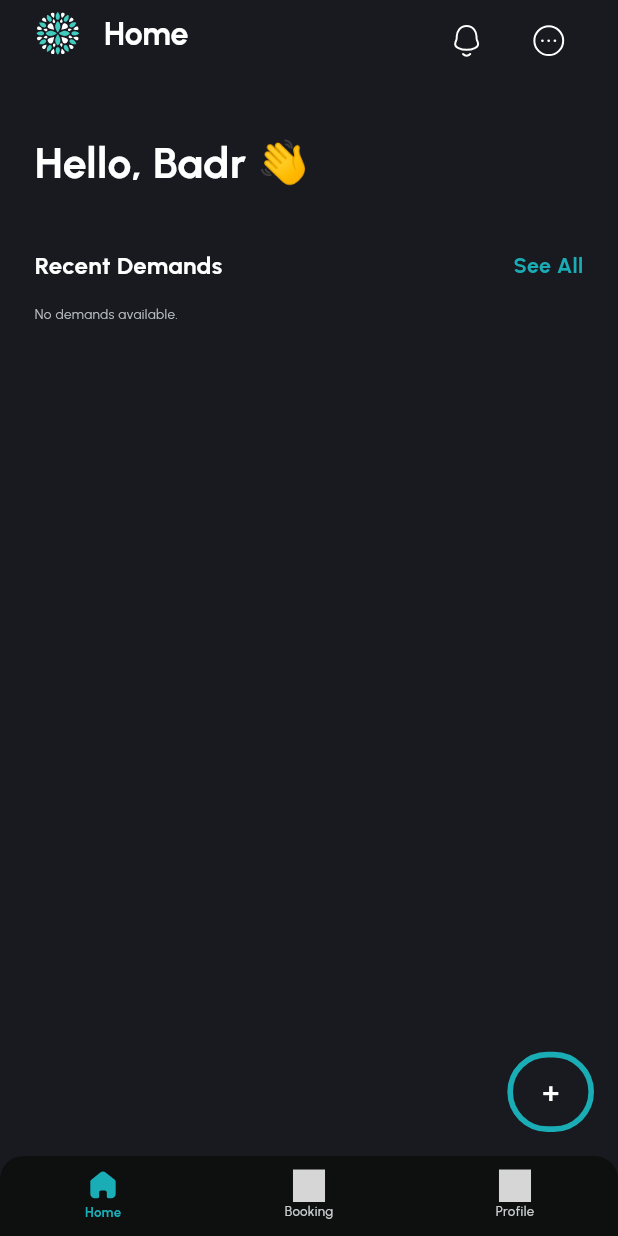
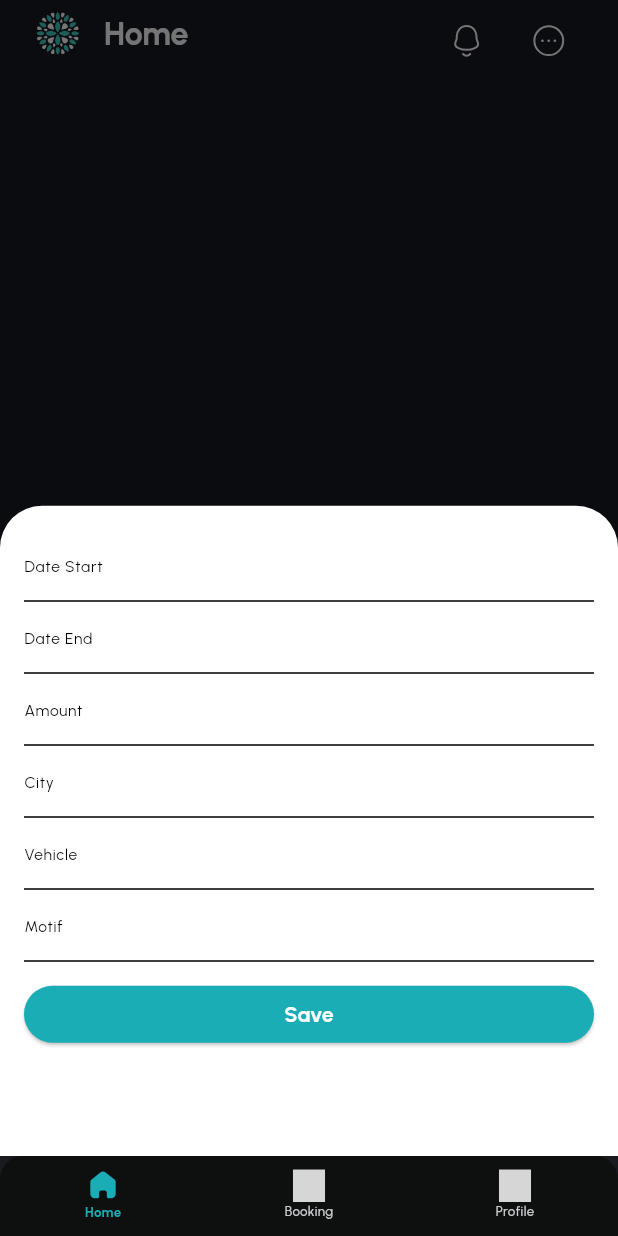
Before and after one commit to YoussefElmoudene/PFA-Project-IIR5, a Flutter app: the HomeContainerScreen screen opened by its route, after a tap on an icon or button, on a phone screen of 412 x 824 dp. Run offline on Flutter 3.47's test engine with Material 3 defaults, Android fonts, the phone set to English and light mode, and no system bars; our stand-ins replace cached_network_image, cloud_firestore, firebase_auth, firebase_core, flutter_secure_storage, flutter_svg and 2 more; accounts and stored records are empty; statements that could not run were skipped; grey boxes are pictures that could not be loaded.

Commit message:
fix-errCreateDemande

```diff
--- a/travel_management_mobile/lib/core/api.url.dart
+++ b/travel_management_mobile/lib/core/api.url.dart
@@ -1,3 +1,3 @@
 class ApiUrl {
-  static const String springUrl = 'http://192.168.100.148:8090';
+  static const String springUrl = 'http://192.168.100.152:8080';
 }
--- a/travel_management_mobile/lib/model/user.model.dart
+++ b/travel_management_mobile/lib/model/user.model.dart
@@ -1,22 +1,22 @@
 class UserModel {
   int id;
-  String firstName;
-  String lastName;
-  String username;
-  String password;
-  String tel;
-  String email;
-  String role;
+  String? firstName;
+  String? lastName;
+  String? username;
+  String? password;
+  String? tel;
+  String? email;
+  String? role;
 
   UserModel({
     required this.id,
-    required this.firstName,
-    required this.lastName,
-    required this.username,
-    required this.password,
-    required this.tel,
-    required this.email,
-    required this.role,
+    this.firstName,
+    this.lastName,
+    this.username,
+    this.password,
+    this.tel,
+    this.email,
+    this.role,
   });
 
   factory UserModel.fromJson(Map<String, dynamic> json) {
--- a/travel_management_mobile/lib/pages/home_screen_container_screen/home_screen_container_screen.dart
+++ b/travel_management_mobile/lib/pages/bottom_navigation/home_screen_container_screen.dart
@@ -1,5 +1,5 @@
-
 import 'package:flutter/material.dart';
+import 'package:travel_management_mobile/pages/home/home.page.dart';
 import 'package:travel_management_mobile/pages/profile_settings_page/profile_settings_page.dart';
 
 import '../../components/custom_bottom_bar.dart';
@@ -17,7 +17,7 @@ class HomeContainerScreen extends StatelessWidget {
   @override
   Widget build(BuildContext context) {
     mediaQueryData = MediaQuery.of(context);
-    return  Scaffold(
+    return Scaffold(
         body: Navigator(
             key: navigatorKey,
             initialRoute: AppRoutes.homeScreen,
@@ -53,7 +53,7 @@ class HomeContainerScreen extends StatelessWidget {
   Widget getCurrentPage(String currentRoute) {
     switch (currentRoute) {
       case AppRoutes.homeScreen:
-        return HomeScreenPage();
+        return HomePage();
       case AppRoutes.operations:
         return BookingOngoingPage();
       case AppRoutes.profileScreen:
--- /dev/null
+++ b/travel_management_mobile/lib/pages/home/home.page.dart
@@ -0,0 +1,504 @@
+import 'package:flutter/material.dart';
+import 'package:intl/intl.dart';
+import 'package:travel_management_mobile/components/app_bar/appbar_leading_image.dart';
+import 'package:travel_management_mobile/components/app_bar/appbar_title.dart';
+import 'package:travel_management_mobile/components/app_bar/appbar_trailing_image.dart';
+import 'package:travel_management_mobile/components/app_bar/custom_app_bar.dart';
+import 'package:travel_management_mobile/components/app_icons.dart';
+import 'package:travel_management_mobile/components/custom_image_view.dart';
+import 'package:travel_management_mobile/core/utils/image_constant.dart';
+import 'package:travel_management_mobile/core/utils/size_utils.dart';
+import 'package:travel_management_mobile/model/demande.model.dart';
+import 'package:travel_management_mobile/model/user.model.dart';
+import 'package:travel_management_mobile/service/demande.service.dart';
+import 'package:travel_management_mobile/service/storage.service.dart';
+import 'package:travel_management_mobile/service/user.service.dart';
+import 'package:travel_management_mobile/theme/app_decoration.dart';
+import 'package:travel_management_mobile/theme/custom_button_style.dart';
+import 'package:travel_management_mobile/theme/custom_text_style.dart';
+import 'package:travel_management_mobile/theme/theme_helper.dart';
+import 'package:travel_management_mobile/toasts/toast_notifications.dart';
+import 'package:travel_management_mobile/components/custom_elevated_button.dart';
+import 'package:travel_management_mobile/components/custom_outlined_button.dart';
+
+class HomePage extends StatefulWidget {
+  const HomePage({Key? key}) : super(key: key);
+
+  @override
+  HomePageState createState() => HomePageState();
+}
+
+class HomePageState extends State<HomePage>
+    with AutomaticKeepAliveClientMixin<HomePage> {
+  @override
+  bool get wantKeepAlive => true;
+  final DateFormat _dateFormat = DateFormat('yyyy-MM-dd');
+  final DemandeService _demandeService = DemandeService();
+  final UserService _userService = UserService();
+  TextEditingController dateStartController = TextEditingController();
+  TextEditingController dateEndController = TextEditingController();
+  TextEditingController amountController = TextEditingController();
+  TextEditingController cityController = TextEditingController();
+  TextEditingController vehicleController = TextEditingController();
+  TextEditingController MotifController = TextEditingController();
+  List<Demande> demandes = [];
+  int userId = 1;
+  @override
+  void initState() {
+    super.initState();
+    init();
+  }
+
+  Future<void> init() async {
+    userId = await _userService.getUserId();
+    demandes = await _demandeService.getDemandesByUser();
+    setState(() {});
+  }
+
+  @override
+  Widget build(BuildContext context) {
+    return Scaffold(
+      appBar: CustomAppBar(
+        height: 50.v,
+        leadingWidth: 56.h,
+        leading: AppbarLeadingImage(
+            imagePath: ImageConstant.logo,
+            margin: EdgeInsets.only(left: 24.h, top: 9.v, bottom: 9.v)),
+        title: AppbarTitle(text: "Home", margin: EdgeInsets.only(left: 16.h)),
+        actions: [
+          AppbarTrailingImage(
+              imagePath: ImageConstant.imgIcons,
+              margin: EdgeInsets.only(left: 24.h, top: 11.v, right: 11.h),
+              onTap: () {}),
+          AppbarTrailingImage(
+              imagePath: ImageConstant.imgClock,
+              margin: EdgeInsets.only(left: 20.h, top: 11.v, right: 35.h))
+        ],
+      ),
+      body: SingleChildScrollView(
+        child: Column(
+          children: [
+            SizedBox(height: 30.0),
+            Align(
+              alignment: Alignment.centerRight,
+              child: Padding(
+                padding: EdgeInsets.only(left: 24.0),
+                child: Column(
+                  children: [
+                    _buildRecentlyBookedList(context),
+                  ],
+                ),
+              ),
+            ),
+          ],
+        ),
+      ),
+      floatingActionButton: CustomOutlinedButton(
+        onPressed: () {
+          _showAddDemandeModal(context);
+        },
+        height: 60.0,
+        width: 60.0,
+        text: "+",
+        buttonTextStyle: CustomTextStyles.titleLargeSemiBold,
+      ),
+    );
+  }
+
+  Widget _buildRecentlyBookedList(BuildContext context) {
+    return ListView.separated(
+      physics: NeverScrollableScrollPhysics(),
+      shrinkWrap: true,
+      separatorBuilder: (context, index) {
+        return SizedBox(height: 24.v);
+      },
+      itemCount: demandes.length,
+      itemBuilder: (context, index) {
+        return _buildDemandeItem(context, demandes[index]);
+      },
+    );
+  }
+
+  Widget _buildDemandeItem(BuildContext context, Demande demande) {
+    String dateStart = _dateFormat.format(demande.dateDebut);
+    String dateEnd = _dateFormat.format(demande.dateFin);
+    String amount = demande.frais.toString();
+    String city = demande.ville;
+    String vehicle = demande.moyenTransport;
+
+    return Container(
+      padding: EdgeInsets.all(10.h),
+      decoration: AppDecoration.outlineBlackC.copyWith(
+        borderRadius: BorderRadiusStyle.roundedBorder16,
+      ),
+      child: Column(
+        mainAxisSize: MainAxisSize.min,
+        children: [
+          Padding(
+            padding: EdgeInsets.only(right: 8.h),
+            child: Row(
+              mainAxisAlignment: MainAxisAlignment.spaceBetween,
+              children: [
+                Text(
+                  " $dateStart - $dateEnd",
+                  style: theme.textTheme.titleLarge,
+                ),
+                SizedBox(height: 12.v),
+                Row(
+                  children: [
+                    CustomImageView(
+                      imagePath: AppIcons.imgMoney,
+                      height: 20.adaptSize,
+                      width: 20.adaptSize,
+                      margin: EdgeInsets.symmetric(vertical: 2.v),
+                    ),
+                    Padding(
+                      padding: EdgeInsets.only(left: 4.h),
+                      child: Text(
+                        "$amount Dh",
+                        style: CustomTextStyles.headlineSmallPrimary,
+                      ),
+                    ),
+                  ],
+                ),
+              ],
+            ),
+          ),
+          SizedBox(height: 10.v),
+          Row(
+            mainAxisAlignment: MainAxisAlignment.spaceBetween,
+            children: [
+              Padding(
+                padding: EdgeInsets.only(left: 4.0),
+                child: Row(
+                  children: [
+                    Padding(
+                      padding: EdgeInsets.only(left: 4.h),
+                      child: Text(
+                        "City : $city",
+                        style: theme.textTheme.titleSmall,
+                      ),
+                    ),
+                  ],
+                ),
+              ),
+            ],
+          ),
+          SizedBox(height: 10.v),
+          Row(
+            mainAxisAlignment: MainAxisAlignment.spaceBetween,
+            children: [
+              Row(
+                mainAxisAlignment: MainAxisAlignment.spaceBetween,
+                children: [
+                  Padding(
+                    padding: EdgeInsets.only(left: 8.0),
+                    child: Row(
+                      children: [
+                        CustomImageView(
+                          imagePath: AppIcons.imgCar,
+                          height: 20.adaptSize,
+                          width: 20.adaptSize,
+                          margin: EdgeInsets.symmetric(vertical: 2.v),
+                        ),
+                        Padding(
+                          padding: EdgeInsets.only(left: 4.h),
+                          child: Text(
+                            " : $vehicle",
+                            style: theme.textTheme.titleSmall,
+                          ),
+                        ),
+                      ],
+                    ),
+                  ),
+                ],
+              ),
+              Padding(
+                padding: EdgeInsets.only(right: 8.0),
+                child: CustomElevatedButton(
+                  height: 24.v,
+                  width: 60.h,
+                  text: "Status",
+                  buttonStyle: CustomButtonStyles.fillTeal,
+                  buttonTextStyle: CustomTextStyles.labelMediumCyan300,
+                ),
+              )
+            ],
+          ),
+          SizedBox(height: 19.v),
+          Divider(),
+          SizedBox(height: 19.v),
+          Row(
+            mainAxisAlignment: MainAxisAlignment.center,
+            children: [
+              Expanded(
+                child: CustomOutlinedButton(
+                  text: "Delete",
+                  margin: EdgeInsets.only(right: 6.h),
+                  onPressed: () {
+                    _deleteDemande(demande);
+                  },
+                ),
+              ),
+              Expanded(
+                child: CustomElevatedButton(
+                  height: 78.v,
+                  text: "Update",
+                  margin: EdgeInsets.only(left: 6.h),
+                  buttonStyle: CustomButtonStyles.fillPrimaryTL19,
+                  buttonTextStyle: CustomTextStyles.titleMediumSemiBold,
+                  onPressed: () {
+                    _showUpdateDemandeModal(context, demande);
+                  },
+                ),
+              ),
+            ],
+          ),
+        ],
+      ),
+    );
+  }
+
+  void _showAddDemandeModal(BuildContext context) {
+    showModalBottomSheet(
+      context: context,
+      builder: (BuildContext context) {
+        return _buildAddDemandeForm(context);
+      },
+    );
+  }
+
+  Widget _buildAddDemandeForm(BuildContext context) {
+    return SingleChildScrollView(
+      child: Container(
+        height: MediaQuery.of(context).size.height * 0.9,
+        child: Padding(
+          padding: EdgeInsets.all(16.0),
+          child: Form(
+            child: Column(
+              crossAxisAlignment: CrossAxisAlignment.start,
+              mainAxisSize: MainAxisSize.min,
+              children: [
+                TextFormField(
+                  onTap: () async {
+                    DateTime? pickedDate = await showDatePicker(
+                      context: context,
+                      initialDate: DateTime.now(),
+                      firstDate: DateTime(2000),
+                      lastDate: DateTime(2101),
+                    );
+                    if (pickedDate != null) {
+                      dateStartController.text = _dateFormat.format(pickedDate);
+                    }
+                  },
+                  controller: dateStartController,
+                  decoration: InputDecoration(
+                    labelText: 'Date Start',
+                  ),
+                  style: TextStyle(color: Colors.black),
+                ),
+                TextFormField(
+                  onTap: () async {
+                    DateTime? pickedDate = await showDatePicker(
+                      context: context,
+                      initialDate: DateTime.now(),
+                      firstDate: DateTime(2000),
+                      lastDate: DateTime(2101),
+                    );
+                    if (pickedDate != null) {
+                      dateEndController.text = _dateFormat.format(pickedDate);
+                    }
+                  },
+                  controller: dateEndController,
+                  decoration: InputDecoration(labelText: 'Date End'),
+                  style: TextStyle(color: Colors.black),
+                ),
+                TextFormField(
+                  controller: amountController,
+                  decoration: InputDecoration(labelText: 'Amount'),
+                  style: TextStyle(color: Colors.black),
+                ),
+                TextFormField(
+                  controller: cityController,
+                  decoration: InputDecoration(labelText: 'City'),
+                  style: TextStyle(color: Colors.black),
+                ),
+                TextFormField(
+                  controller: vehicleController,
+                  decoration: InputDecoration(labelText: 'Vehicle'),
+                  style: TextStyle(color: Colors.black),
+                ),
+                TextFormField(
+                  controller: MotifController,
+                  decoration: InputDecoration(labelText: 'Motif'),
+                  style: TextStyle(color: Colors.black),
+                ),
+                SizedBox(height: 16.0),
+                Center(
+                  child: CustomElevatedButton(
+                    height: 38.0,
+                    text: "Save",
+                    onPressed: () async {
+                      _addDemandeToService(context);
+                    },
+                  ),
+                )
+              ],
+            ),
+          ),
+        ),
+      ),
+    );
+  }
+
+  void _addDemandeToService(BuildContext context) async {
+    try {
+      print("user id $userId");
+      UserModel us = new UserModel(id: userId);
+      if (_validateInputs()) {
+        Demande newDemande = Demande(
+          id: 0,
+          motif: MotifController.text,
+          ville: cityController.text,
+          etat: "En_COURS",
+          frais: double.parse(amountController.text),
+          dateDebut: DateTime.parse(dateStartController.text),
+          dateFin: DateTime.parse(dateEndController.text),
+          demandeur: us,
+          moyenTransport: vehicleController.text,
+        );
+
+        await _demandeService.createDemandes(newDemande);
+        init();
+        Navigator.pop(context);
+        ToastUtils.showSuccessToast(context, 'Done', 'Item Added Successfully');
+        _clearInputs();
+      } else {
+        ToastUtils.showErrorToast(
+          context,
+          'Error',
+          'Please fill in all required fields.',
+        );
+      }
+    } catch (e) {
+      print('Error adding demande: $e');
+      ToastUtils.showErrorToast(
+        context,
+        'Error',
+        'Failed to add item. Please try again.',
+      );
+    }
+  }
+
+  void _deleteDemande(Demande demande) async {
+    try {
+      await _demandeService.deleteDemandes(demande.id);
+      init();
+      ToastUtils.showErrorToast(context, 'Done', 'Item Deleted Successfully');
+    } catch (e) {
+      print('Error deleting demande: $e');
+      ToastUtils.showErrorToast(
+          context, 'Error', 'Failed to delete item. Please try again.');
+    }
+  }
+
+  void _clearInputs() {
+    dateStartController.clear();
+  }
+
+  bool _validateInputs() {
+    return dateStartController.text.isNotEmpty && true;
+  }
+
+  void _showUpdateDemandeModal(BuildContext context, Demande demande) {
+    showModalBottomSheet(
+      context: context,
+      builder: (BuildContext context) {
+        return _buildUpdateDemandeForm(context, demande);
+      },
+    );
+  }
+
+  Widget _buildUpdateDemandeForm(BuildContext context, Demande demande) {
+    return SingleChildScrollView(
+      child: Padding(
+        padding: EdgeInsets.all(16.0),
+        child: Form(
+          child: Column(
+            crossAxisAlignment: CrossAxisAlignment.start,
+            mainAxisSize: MainAxisSize.min,
+            children: [
+              TextFormField(
+                onTap: () async {
+                  DateTime? pickedDate = await showDatePicker(
+                    context: context,
+                    initialDate: demande.dateDebut,
+                    firstDate: DateTime(2000),
+                    lastDate: DateTime(2101),
+                  );
+                  if (pickedDate != null) {
+                    dateStartController.text = _dateFormat.format(pickedDate);
+                  }
+                },
+                controller: dateStartController,
+                decoration: InputDecoration(labelText: 'Date Start'),
+              ),
+              SizedBox(height: 16.0),
+              Center(
+                child: CustomElevatedButton(
+                  height: 38.0,
+                  text: "Update",
+                  onPressed: () {
+                    _updateDemandeInService(context, demande.id);
+                  },
+                ),
+              )
+            ],
+          ),
+        ),
+      ),
+    );
+  }
+
+  void _updateDemandeInService(BuildContext context, int id) async {
+    try {
+      UserModel us = new UserModel(id: userId);
+      if (_validateInputs()) {
+        Demande updatedDemande = Demande(
+          id: 0,
+          motif: MotifController.text,
+          ville: cityController.text,
+          etat: "En_COURS",
+          frais: double.parse(amountController.text),
+          dateDebut: DateTime.parse(dateStartController.text),
+          dateFin: DateTime.parse(dateEndController.text),
+          demandeur: us,
+          moyenTransport: vehicleController.text,
+        );
+
+        await _demandeService.updateDemandes(1, updatedDemande);
+        init();
+        Navigator.pop(context);
+        ToastUtils.showUpdateToast(
+          context,
+          'Done',
+          'Item updated Successfully',
+        );
+        _clearInputs();
+      } else {
+        ToastUtils.showErrorToast(
+          context,
+          'Error',
+          'Please fill in all required fields.',
+        );
+      }
+    } catch (e) {
+      print('Error updating demande: $e');
+      ToastUtils.showErrorToast(
+        context,
+        'Error',
+        'Failed to update item. Please try again.',
+      );
+    }
+  }
+}
--- a/travel_management_mobile/lib/pages/login_Page.dart
+++ b/travel_management_mobile/lib/pages/login_Page.dart
@@ -14,7 +14,7 @@ import '../theme/custom_text_style.dart';
 import '../theme/theme_helper.dart';
 import 'package:firebase_auth/firebase_auth.dart';
 
-import 'home_screen_container_screen/home_screen_container_screen.dart';
+import 'bottom_navigation/home_screen_container_screen.dart';
 
 class LoginPage extends StatefulWidget {
   LoginPage({Key? key}) : super(key: key);
--- a/travel_management_mobile/lib/routes/app_routes.dart
+++ b/travel_management_mobile/lib/routes/app_routes.dart
@@ -1,5 +1,6 @@
 import 'package:flutter/material.dart';
-import 'package:travel_management_mobile/pages/home_screen_container_screen/home_screen_container_screen.dart';
+import 'package:travel_management_mobile/pages/bottom_navigation/home_screen_container_screen.dart';
+import 'package:travel_management_mobile/pages/home/home.page.dart';
 import 'package:travel_management_mobile/pages/home_screen_page/home_screen_page.dart';
 import 'package:travel_management_mobile/pages/profile_settings_page/profile_settings_page.dart';
 
@@ -7,7 +8,6 @@ import '../pages/login_Page.dart';
 import '../pages/operation_page/booking_ongoing_page.dart';
 import '../pages/signUp_Page.dart';
 import '../pages/splash_Page.dart';
-
 
 class AppRoutes {
   static const String splashScreen = '/splash';
@@ -17,6 +17,7 @@ class AppRoutes {
   static const String operations = '/operations';
   static const String homeScreen = '/home';
   static const String profileScreen = '/profile';
+  static const String home = '/homePage';
   static Map<String, WidgetBuilder> routes = {
     splashScreen: (context) => SplashPage(),
     loginScreen: (context) => LoginPage(),
@@ -24,7 +25,7 @@ class AppRoutes {
     profileScreen: (context) => ProfilePage(),
     homeScreen: (context) => HomeContainerScreen(),
     operations: (context) => BookingOngoingPage(),
-    // dashboard: (context) => DashboardPage(),
+    home: (context) => HomePage(),
     // homeScreen: (context) => HomeContainerScreen(),
     // profileScreen: (context) => ProfilePage()
   };
--- a/travel_management_mobile/lib/service/user.service.dart
+++ b/travel_management_mobile/lib/service/user.service.dart
@@ -21,6 +21,11 @@ class UserService {
     }
 
     return null;
+  }
+
+  Future<int> getUserId() async {
+    final Map<String, dynamic>? decodedToken = await decodeToken();
+    return decodedToken?['id'];
   }
 
   Future<UserModel> getUserInfo() async {
```
Also changed, not shown: travel_management_mobile/lib/pages/splash_Page.dart (+13 -4 lines), 1 other file. Lines whose indentation alone changed are shown as unchanged.
